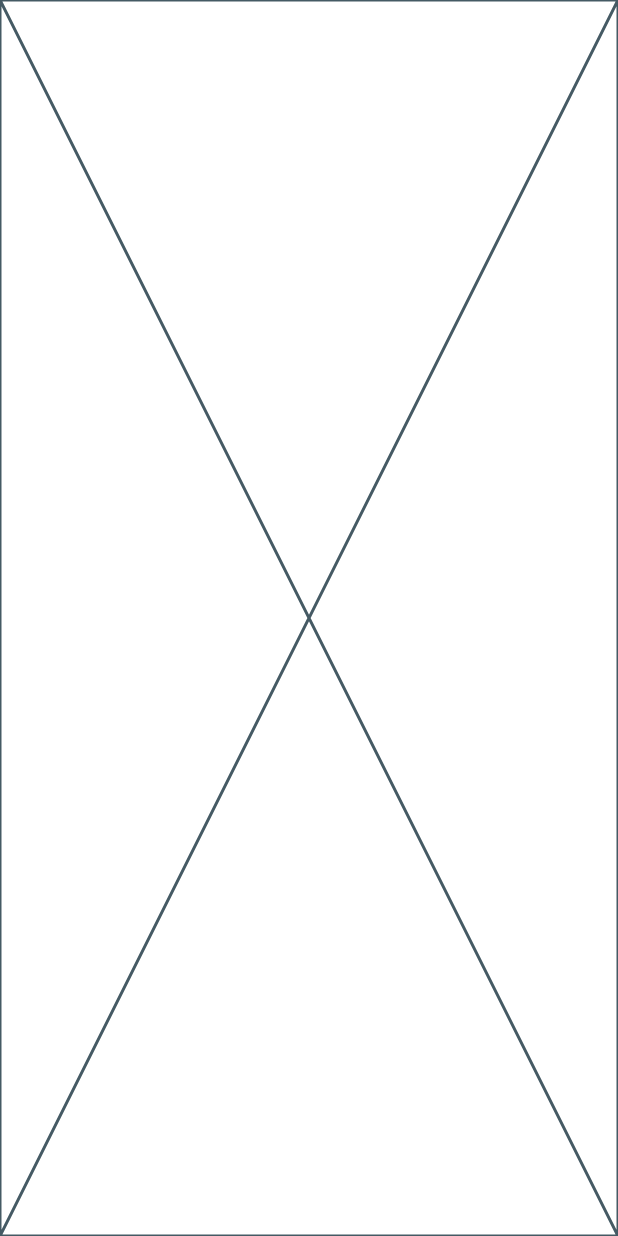
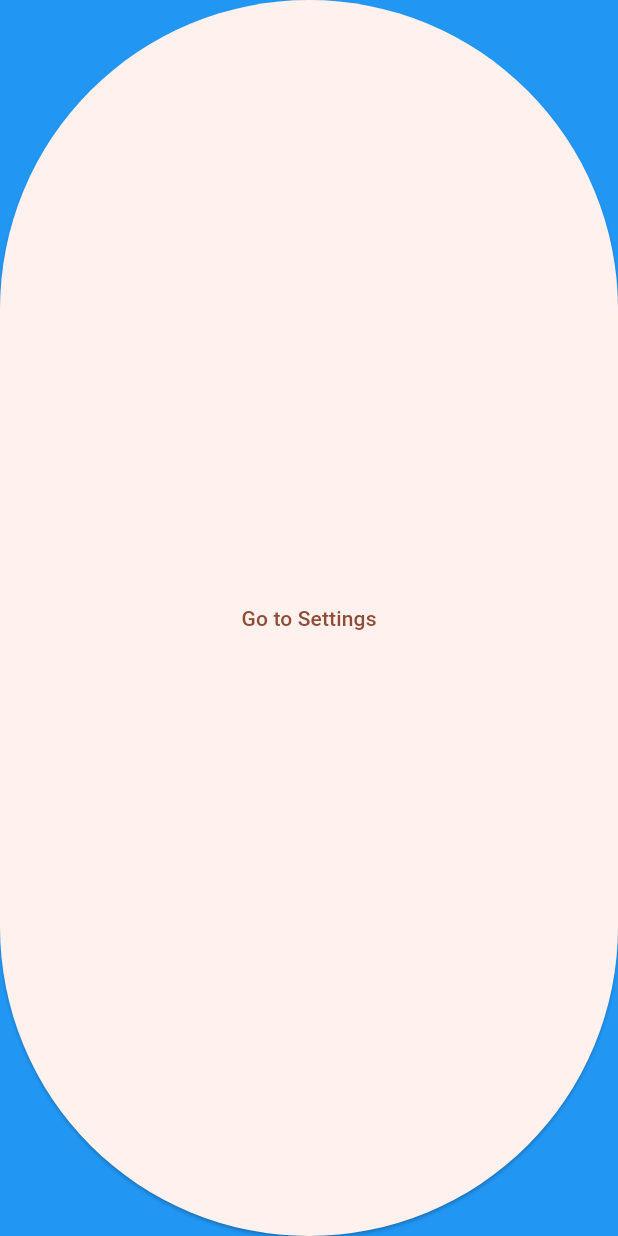
Before and after one commit to aprxty3/bloc_todo_app, a Flutter app: the screen it shows after launch, on a phone screen of 412 x 824 dp. Run offline on Flutter 3.47's test engine with Material 2 defaults, Android fonts, the phone set to English and light mode, and no system bars; our stand-ins replace go_router.

Commit message:
go routes

```diff
--- a/lib/application/app/basic_ui.dart
+++ b/lib/application/app/basic_ui.dart
@@ -1,10 +1,32 @@
+import 'package:bloc_todo_app/application/core/app_routes.dart';
 import 'package:flutter/material.dart';
+import 'package:flutter_localizations/flutter_localizations.dart';
 
 class BasicApps extends StatelessWidget {
   const BasicApps({super.key});
 
   @override
   Widget build(BuildContext context) {
-    return const Placeholder();
+    return MaterialApp.router(
+      title: 'Todo App',
+      localizationsDelegates: const [
+        ...GlobalMaterialLocalizations.delegates,
+        GlobalWidgetsLocalizations.delegate,
+      ],
+      themeMode: ThemeMode.system,
+      theme: ThemeData.from(
+        useMaterial3: true,
+        colorScheme: ColorScheme.fromSeed(
+          seedColor: Colors.deepOrange,
+          brightness: Brightness.light,
+        ),
+      ),
+      darkTheme: ThemeData.from(
+        colorScheme: ColorScheme.fromSeed(
+          seedColor: Colors.deepOrange,
+        ),
+      ),
+      routerConfig: routes,
+    );
   }
 }
--- /dev/null
+++ b/lib/application/core/app_routes.dart
@@ -0,0 +1,53 @@
+import 'package:bloc_todo_app/application/core/app_routes_observer.dart';
+import 'package:flutter/material.dart';
+import 'package:go_router/go_router.dart';
+
+final GlobalKey<NavigatorState> navigatorKey =
+    GlobalKey<NavigatorState>(debugLabel: 'root');
+
+final routes = GoRouter(
+  navigatorKey: navigatorKey,
+  initialLocation: '/home/start',
+  observers: [GoRouterObserver()],
+  routes: [
+    GoRoute(
+      path: '/home/settings',
+      builder: (context, state) {
+        return Container(
+          color: Colors.amber,
+          child: Column(
+            mainAxisAlignment: MainAxisAlignment.center,
+            children: [
+              ElevatedButton(
+                onPressed: () => context.go('/home/start'),
+                child: const Text('Go Back'),
+              ),
+              TextButton(
+                onPressed: () {
+                  if (context.canPop()) {
+                    context.pop();
+                  } else {
+                    context.go('/home/start');
+                  }
+                },
+                child: const Text('Go Back'),
+              ),
+            ],
+          ),
+        );
+      },
+    ),
+    GoRoute(
+      path: '/home/start',
+      builder: (context, state) {
+        return Container(
+          color: Colors.blue,
+          child: ElevatedButton(
+            onPressed: () => context.go('/home/settings'),
+            child: const Text('Go to Settings'),
+          ),
+        );
+      },
+    ),
+  ],
+);
```
Also changed, not shown: lib/application/core/app_routes_observer.dart (added, +37 -0 lines), pubspec.yaml (+7 -7 lines), pubspec.lock.
